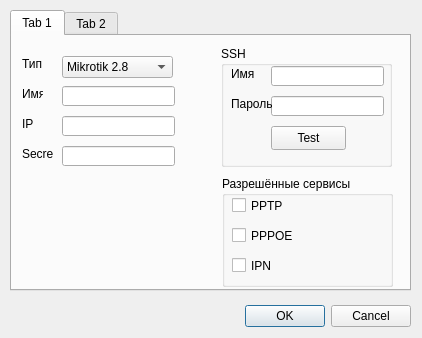
This is mdi/nas_edit.ui in brat002/ExpertBilling as Qt 5 draws it before an edit. The edited form follows.
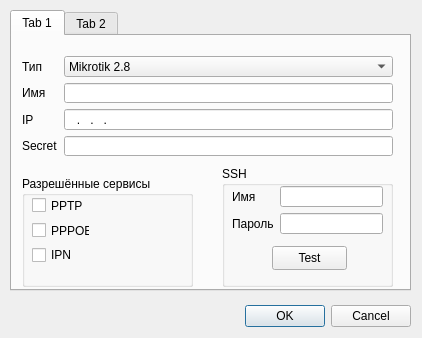
This is the edited form. The open tabs and pages were chosen to show the change.

What changed in the file:
```diff
--- a/mdi/nas_edit.ui
+++ b/mdi/nas_edit.ui
@@ -44,123 +44,11 @@
     <attribute name="title" >
      <string>Tab 1</string>
     </attribute>
-    <widget class="QLabel" name="label" >
-     <property name="geometry" >
-      <rect>
-       <x>10</x>
-       <y>20</y>
-       <width>21</width>
-       <height>16</height>
-      </rect>
-     </property>
-     <property name="text" >
-      <string>Тип</string>
-     </property>
-    </widget>
-    <widget class="QComboBox" name="comboBox" >
-     <property name="geometry" >
-      <rect>
-       <x>50</x>
-       <y>20</y>
-       <width>111</width>
-       <height>22</height>
-      </rect>
-     </property>
-     <item>
-      <property name="text" >
-       <string>Mikrotik 2.8</string>
-      </property>
-     </item>
-     <item>
-      <property name="text" >
-       <string>Mikrotik 2.9</string>
-      </property>
-     </item>
-     <item>
-      <property name="text" >
-       <string>Mikrotik 3.0</string>
-      </property>
-     </item>
-     <item>
-      <property name="text" >
-       <string>-other-</string>
-      </property>
-     </item>
-    </widget>
-    <widget class="QLineEdit" name="lineEdit" >
-     <property name="geometry" >
-      <rect>
-       <x>50</x>
-       <y>50</y>
-       <width>113</width>
-       <height>20</height>
-      </rect>
-     </property>
-    </widget>
-    <widget class="QLabel" name="label_2" >
-     <property name="geometry" >
-      <rect>
-       <x>10</x>
-       <y>50</y>
-       <width>21</width>
-       <height>16</height>
-      </rect>
-     </property>
-     <property name="text" >
-      <string>Имя</string>
-     </property>
-    </widget>
-    <widget class="QLineEdit" name="lineEdit_2" >
-     <property name="geometry" >
-      <rect>
-       <x>50</x>
-       <y>80</y>
-       <width>113</width>
-       <height>20</height>
-      </rect>
-     </property>
-    </widget>
-    <widget class="QLabel" name="label_3" >
-     <property name="geometry" >
-      <rect>
-       <x>10</x>
-       <y>80</y>
-       <width>21</width>
-       <height>16</height>
-      </rect>
-     </property>
-     <property name="text" >
-      <string>IP</string>
-     </property>
-    </widget>
-    <widget class="QLineEdit" name="lineEdit_3" >
-     <property name="geometry" >
-      <rect>
-       <x>50</x>
-       <y>110</y>
-       <width>113</width>
-       <height>20</height>
-      </rect>
-     </property>
-    </widget>
-    <widget class="QLabel" name="label_4" >
-     <property name="geometry" >
-      <rect>
-       <x>10</x>
-       <y>110</y>
-       <width>31</width>
-       <height>16</height>
-      </rect>
-     </property>
-     <property name="text" >
-      <string>Secret</string>
-     </property>
-    </widget>
     <widget class="QGroupBox" name="groupBox" >
      <property name="geometry" >
       <rect>
-       <x>209</x>
-       <y>10</y>
+       <x>210</x>
+       <y>130</y>
        <width>171</width>
        <height>121</height>
       </rect>
@@ -168,52 +56,6 @@
      <property name="title" >
       <string>SSH</string>
      </property>
-     <widget class="QLineEdit" name="lineEdit_4" >
-      <property name="geometry" >
-       <rect>
-        <x>50</x>
-        <y>20</y>
-        <width>113</width>
-        <height>20</height>
-       </rect>
-      </property>
-     </widget>
-     <widget class="QLineEdit" name="lineEdit_5" >
-      <property name="geometry" >
-       <rect>
-        <x>50</x>
-        <y>50</y>
-        <width>113</width>
-        <height>20</height>
-       </rect>
-      </property>
-     </widget>
-     <widget class="QLabel" name="label_5" >
-      <property name="geometry" >
-       <rect>
-        <x>10</x>
-        <y>20</y>
-        <width>31</width>
-        <height>16</height>
-       </rect>
-      </property>
-      <property name="text" >
-       <string>Имя</string>
-      </property>
-     </widget>
-     <widget class="QLabel" name="label_6" >
-      <property name="geometry" >
-       <rect>
-        <x>10</x>
-        <y>50</y>
-        <width>41</width>
-        <height>16</height>
-       </rect>
-      </property>
-      <property name="text" >
-       <string>Пароль</string>
-      </property>
-     </widget>
      <widget class="QPushButton" name="pushButton" >
       <property name="geometry" >
        <rect>
@@ -227,11 +69,49 @@
        <string>Test</string>
       </property>
      </widget>
+     <widget class="QWidget" name="" >
+      <property name="geometry" >
+       <rect>
+        <x>10</x>
+        <y>20</y>
+        <width>151</width>
+        <height>48</height>
+       </rect>
+      </property>
+      <layout class="QGridLayout" >
+       <item row="0" column="0" >
+        <widget class="QLabel" name="label_5" >
+         <property name="text" >
+          <string>Имя</string>
+         </property>
+         <property name="buddy" >
+          <cstring>lineEdit_4</cstring>
+         </property>
+        </widget>
+       </item>
+       <item row="0" column="1" >
+        <widget class="QLineEdit" name="lineEdit_4" />
+       </item>
+       <item row="1" column="0" >
+        <widget class="QLabel" name="label_6" >
+         <property name="text" >
+          <string>Пароль</string>
+         </property>
+         <property name="buddy" >
+          <cstring>lineEdit_5</cstring>
+         </property>
+        </widget>
+       </item>
+       <item row="1" column="1" >
+        <widget class="QLineEdit" name="lineEdit_5" />
+       </item>
+      </layout>
+     </widget>
     </widget>
     <widget class="QGroupBox" name="groupBox_2" >
      <property name="geometry" >
       <rect>
-       <x>210</x>
+       <x>10</x>
        <y>140</y>
        <width>171</width>
        <height>111</height>
@@ -240,45 +120,128 @@
      <property name="title" >
       <string>Разрешённые сервисы</string>
      </property>
-     <widget class="QCheckBox" name="checkBox" >
+     <widget class="QWidget" name="" >
       <property name="geometry" >
        <rect>
         <x>10</x>
         <y>20</y>
-        <width>70</width>
-        <height>19</height>
+        <width>58</width>
+        <height>68</height>
        </rect>
       </property>
-      <property name="text" >
-       <string>PPTP</string>
-      </property>
+      <layout class="QGridLayout" >
+       <item row="0" column="0" >
+        <widget class="QCheckBox" name="pptp_edit" >
+         <property name="text" >
+          <string>PPTP</string>
+         </property>
+        </widget>
+       </item>
+       <item row="1" column="0" >
+        <widget class="QCheckBox" name="pppoe_edit" >
+         <property name="text" >
+          <string>PPPOE</string>
+         </property>
+        </widget>
+       </item>
+       <item row="2" column="0" >
+        <widget class="QCheckBox" name="pppoe_edit_2" >
+         <property name="text" >
+          <string>IPN</string>
+         </property>
+        </widget>
+       </item>
+      </layout>
      </widget>
-     <widget class="QCheckBox" name="checkBox_2" >
-      <property name="geometry" >
-       <rect>
-        <x>10</x>
-        <y>50</y>
-        <width>70</width>
-        <height>19</height>
-       </rect>
-      </property>
-      <property name="text" >
-       <string>PPPOE</string>
-      </property>
-     </widget>
-     <widget class="QCheckBox" name="checkBox_3" >
-      <property name="geometry" >
-       <rect>
-        <x>10</x>
-        <y>80</y>
-        <width>70</width>
-        <height>19</height>
-       </rect>
-      </property>
-      <property name="text" >
-       <string>IPN</string>
-      </property>
-     </widget>
+    </widget>
+    <widget class="QWidget" name="" >
+     <property name="geometry" >
+      <rect>
+       <x>10</x>
+       <y>20</y>
+       <width>371</width>
+       <height>100</height>
+      </rect>
+     </property>
+     <layout class="QGridLayout" >
+      <item row="0" column="0" >
+       <widget class="QLabel" name="label" >
+        <property name="text" >
+         <string>Тип</string>
+        </property>
+        <property name="buddy" >
+         <cstring>nas_edit</cstring>
+        </property>
+       </widget>
+      </item>
+      <item row="0" column="1" >
+       <widget class="QComboBox" name="nas_edit" >
+        <item>
+         <property name="text" >
+          <string>Mikrotik 2.8</string>
+         </property>
+        </item>
+        <item>
+         <property name="text" >
+          <string>Mikrotik 2.9</string>
+         </property>
+        </item>
+        <item>
+         <property name="text" >
+          <string>Mikrotik 3.0</string>
+         </property>
+        </item>
+        <item>
+         <property name="text" >
+          <string>-other-</string>
+         </property>
+        </item>
+       </widget>
+      </item>
+      <item row="1" column="0" >
+       <widget class="QLabel" name="label_2" >
+        <property name="text" >
+         <string>Имя</string>
+        </property>
+        <property name="buddy" >
+         <cstring>nas_name</cstring>
+        </property>
+       </widget>
+      </item>
+      <item row="1" column="1" >
+       <widget class="QLineEdit" name="nas_name" />
+      </item>
+      <item row="2" column="0" >
+       <widget class="QLabel" name="label_3" >
+        <property name="text" >
+         <string>IP</string>
+        </property>
+        <property name="buddy" >
+         <cstring>nas_ip</cstring>
+        </property>
+       </widget>
+      </item>
+      <item row="2" column="1" >
+       <widget class="QLineEdit" name="nas_ip" >
+        <property name="inputMask" >
+         <string>000.000.000.000; </string>
+        </property>
+       </widget>
+      </item>
+      <item row="3" column="0" >
+       <widget class="QLabel" name="label_4" >
+        <property name="text" >
+         <string>Secret</string>
+        </property>
+        <property name="buddy" >
+         <cstring>nas_secret</cstring>
+        </property>
+       </widget>
+      </item>
+      <item row="3" column="1" >
+       <widget class="QLineEdit" name="nas_secret" />
+      </item>
+     </layout>
     </widget>
    </widget>
    <widget class="QWidget" name="tab_2" >
```
Left out of the diff: 160 changed lines with no effect on the pictures.
